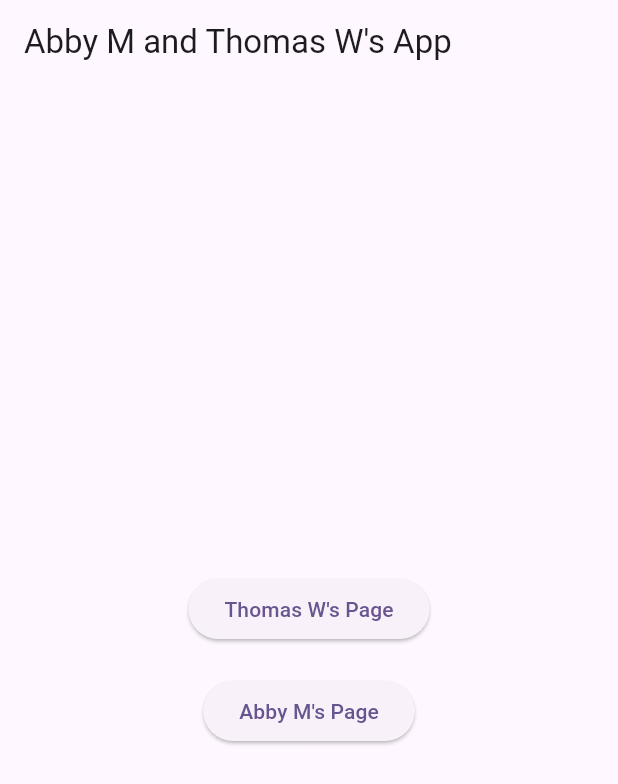
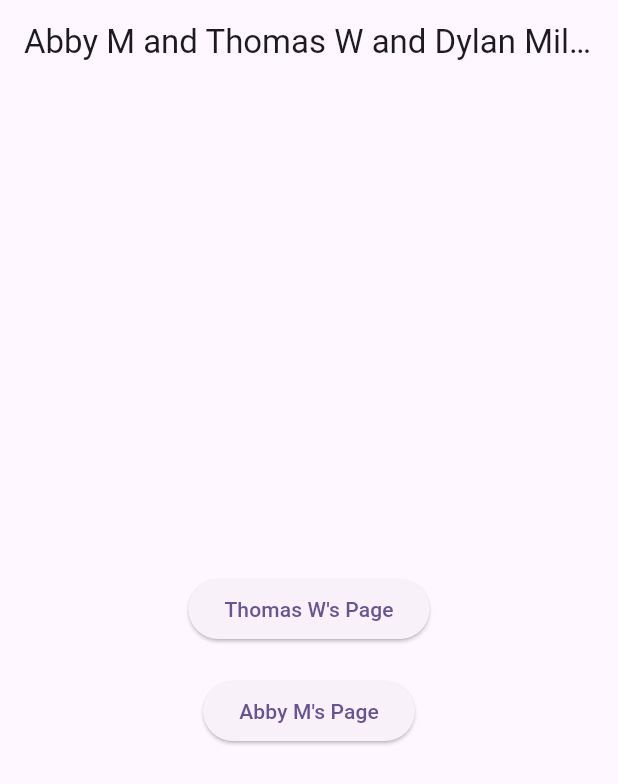
Before and after one commit to dmil148/app_4, a Flutter app: the screen it shows after launch, on a phone screen of 412 x 824 dp. Shown: the top 784 px of the screen. Run offline on Flutter 3.47's test engine with Material 3 defaults, Android fonts, the phone set to English and light mode, and no system bars.

Commit message:
Adjusted AppBar

```diff
--- a/lib/main.dart
+++ b/lib/main.dart
@@ -27,7 +27,7 @@ class IntroPage extends StatelessWidget {
   @override
   Widget build(BuildContext context) {
     return Scaffold(
-      appBar: AppBar(title: const Text("Abby M and Thomas W's App")),
+      appBar: AppBar(title: const Text("Abby M and Thomas W and Dylan Miller's App")),
       body: Center(
         child: Column(
           mainAxisAlignment: MainAxisAlignment.center,
```
